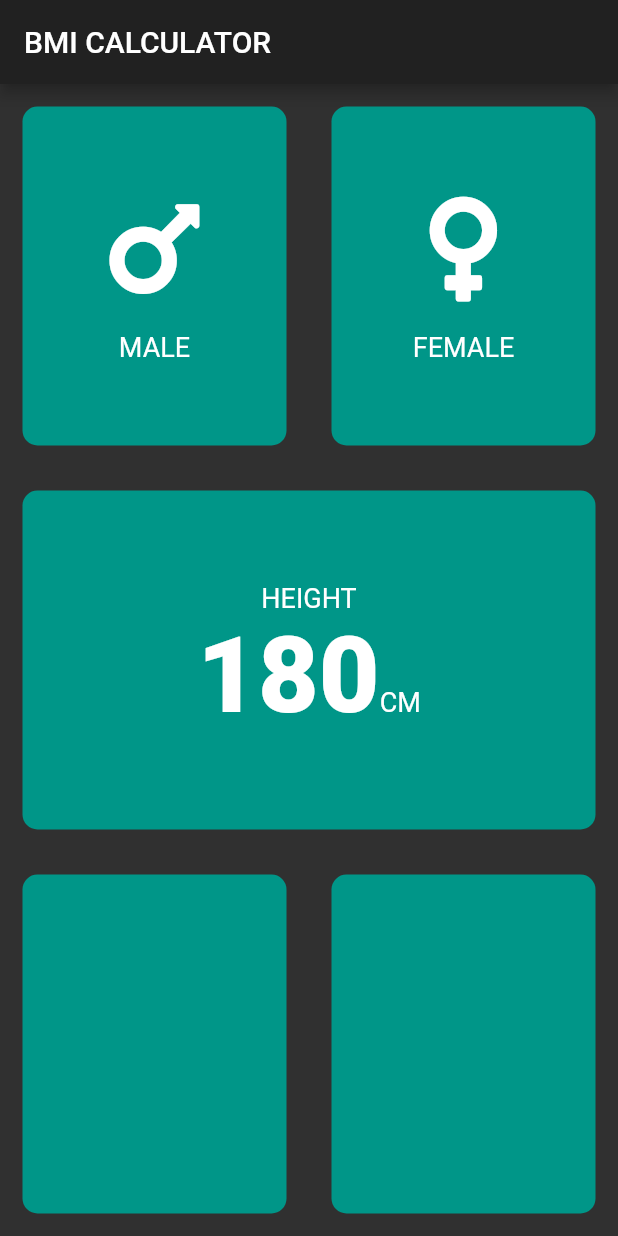
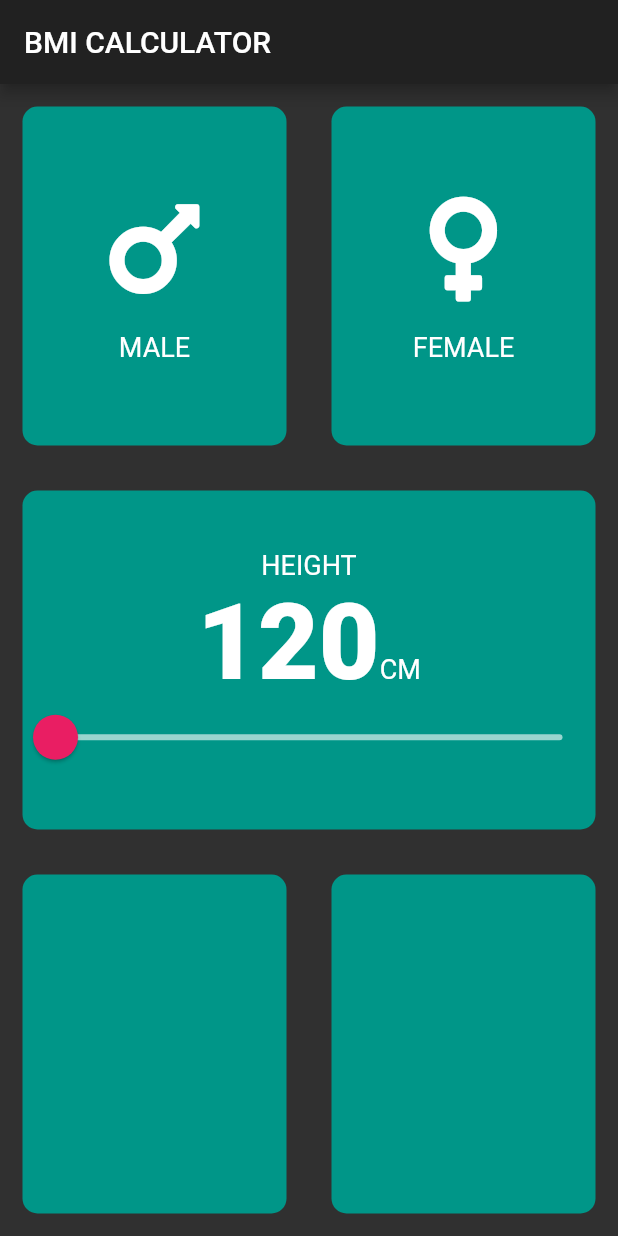
Before and after one commit to sharifc2016/my_bmi, a Flutter app: the screen it shows after launch, on a phone screen of 412 x 824 dp. Run offline on Flutter 3.47's test engine with Material 2 defaults, Android fonts, the phone set to English and light mode, and no system bars; our stand-ins replace font_awesome_flutter.

Commit message:
add slider

```diff
--- a/lib/input_page.dart
+++ b/lib/input_page.dart
@@ -11,6 +11,7 @@ class InputPage extends StatefulWidget {
 
 class _InputPageState extends State<InputPage> {
   Color cardColor = Colors.teal;
+  int height = 120;
   Gender selectGender = Gender.NOT_SELECTED;
   Widget child = Container();
 
@@ -85,7 +86,7 @@ class _InputPageState extends State<InputPage> {
                   textBaseline: TextBaseline.alphabetic,
                   children: [
                     Text(
-                      "180",
+                      height.toString(),
                       style: TextStyle(
                         fontSize: 70,
                         fontWeight: FontWeight.w900,
@@ -99,6 +100,25 @@ class _InputPageState extends State<InputPage> {
                     ),
                   ],
                 ),
+                SliderTheme(
+                  data: SliderTheme.of(context).copyWith(
+                    activeTrackColor: Colors.white,
+                    thumbColor: Colors.pink,
+                    overlayColor: Colors.pink.shade300,
+                    thumbShape: RoundSliderThumbShape(enabledThumbRadius: 15.0),
+                    overlayShape: RoundSliderOverlayShape(overlayRadius: 22.0),
+                  ),
+                  child: Slider(
+                      value: height.toDouble(),
+                      min: 120.0,
+                      max: 220.0,
+                      inactiveColor: Colors.white60,
+                      onChanged: (double h) {
+                        setState(() {
+                          height = h.toInt();
+                        });
+                      }),
+                )
               ],
             ),
           ),
```
